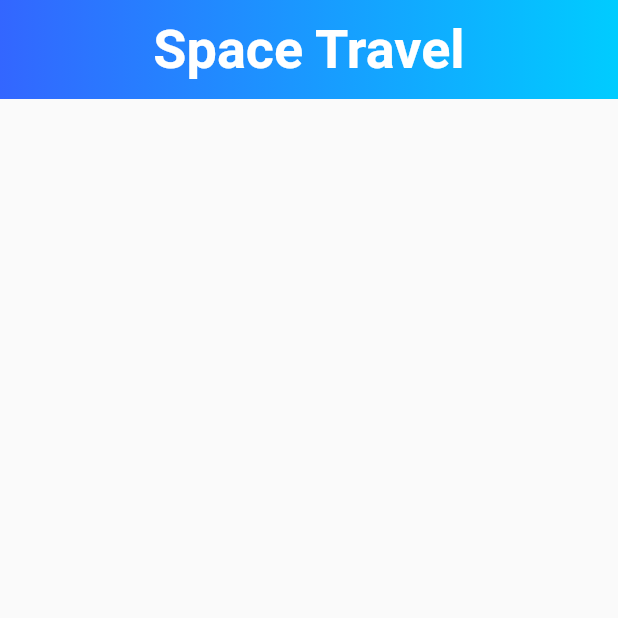
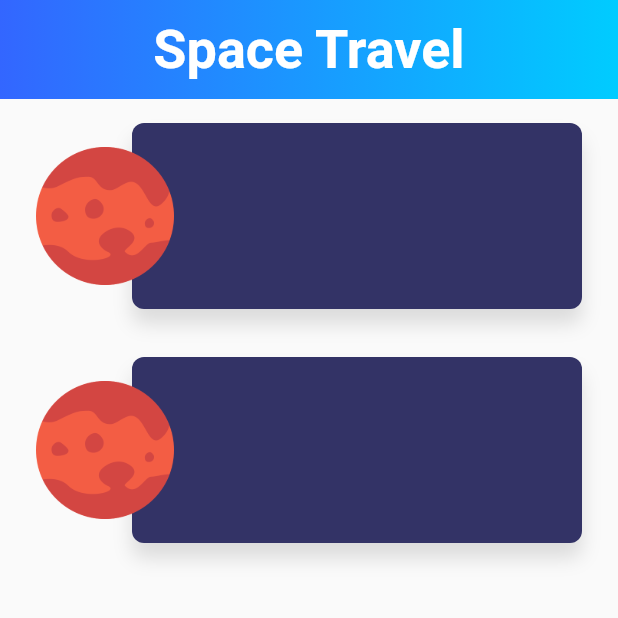
Before and after one commit to kalifun/space_travel, a Flutter app: the screen it shows after launch, on a phone screen of 412 x 824 dp, the top half of it. Run offline on Flutter 3.47's test engine with Material 2 defaults, Android fonts, the phone set to English and light mode, and no system bars; Roboto replaces fonts that are missing (Poppins).

Commit message:
:bookmark: creating a Planet card

```diff
--- a/lib/main.dart
+++ b/lib/main.dart
@@ -12,6 +12,7 @@ class MyApp extends StatelessWidget {
     return MaterialApp(
       title: "Flutter Demo",
       home: new HomePage(),
+      debugShowCheckedModeBanner: false,
     );
   }
 }
--- a/lib/page/HomePage.dart
+++ b/lib/page/HomePage.dart
@@ -1,5 +1,5 @@
 import 'package:flutter/material.dart';
-import 'package:space_travel/page/GradienAppBar.dart';
+import 'package:space_travel/page/Page.dart';
 
 
 class HomePage extends StatelessWidget {
@@ -8,7 +8,9 @@ class HomePage extends StatelessWidget {
     return Scaffold(
       body: new Column(
         children: <Widget>[
-          new GradienAppBar("Space Travel")
+          new GradienAppBar("Space Travel"),
+          new HomePageBody(),
+          new HomePageBody()
         ],
       ),
     );
--- /dev/null
+++ b/lib/page/HomePageBody.dart
@@ -0,0 +1,10 @@
+import 'package:flutter/material.dart';
+import 'package:space_travel/page/Page.dart';
+
+
+class HomePageBody extends StatelessWidget {
+  @override
+  Widget build(BuildContext context) {
+    return new PlanetRow();
+  }
+}
--- /dev/null
+++ b/lib/page/PlanetRow.dart
@@ -0,0 +1,46 @@
+import 'package:flutter/material.dart';
+
+class PlanetRow extends StatelessWidget {
+  @override
+  Widget build(BuildContext context) {
+    return new Container(
+      margin: const EdgeInsets.symmetric(vertical: 16.0, horizontal: 24.0),
+      child: new Stack(
+        children: <Widget>[
+          _planetCard(),
+          _planetThumbnail(),
+        ],
+      ),
+    );
+  }
+
+  Widget _planetThumbnail() {
+    return Container(
+      margin: EdgeInsets.symmetric(vertical: 16.0),
+      alignment: FractionalOffset.centerLeft,
+      child: new Image(
+        image: new AssetImage("assets/img/mars.png"),
+        height: 92.0,
+        width: 92.0,
+      ),
+    );
+  }
+
+  Widget _planetCard() {
+    return Container(
+      height: 124.0,
+      margin: EdgeInsets.only(left: 64.0),
+      decoration: new BoxDecoration(
+          color: new Color(0xFF333366),
+          shape: BoxShape.rectangle,
+          borderRadius: new BorderRadius.circular(8.0),
+          boxShadow: <BoxShadow>[
+            new BoxShadow(
+              color: Colors.black12,
+              blurRadius: 10.0,
+              offset: new Offset(0.0, 10.0),
+            )
+          ]),
+    );
+  }
+}
--- a/pubspec.yaml
+++ b/pubspec.yaml
@@ -74,3 +74,5 @@ flutter:
   #
   # For details regarding fonts from package dependencies,
   # see https://flutter.dev/custom-fonts/#from-packages
+  assets:
+    - assets/img/mars.png
```
Also changed, not shown: doc/image/planets-card-measure.png (added), doc/image/planets-card-sample.png (added), doc/image/target.png (added), 2 other files.
